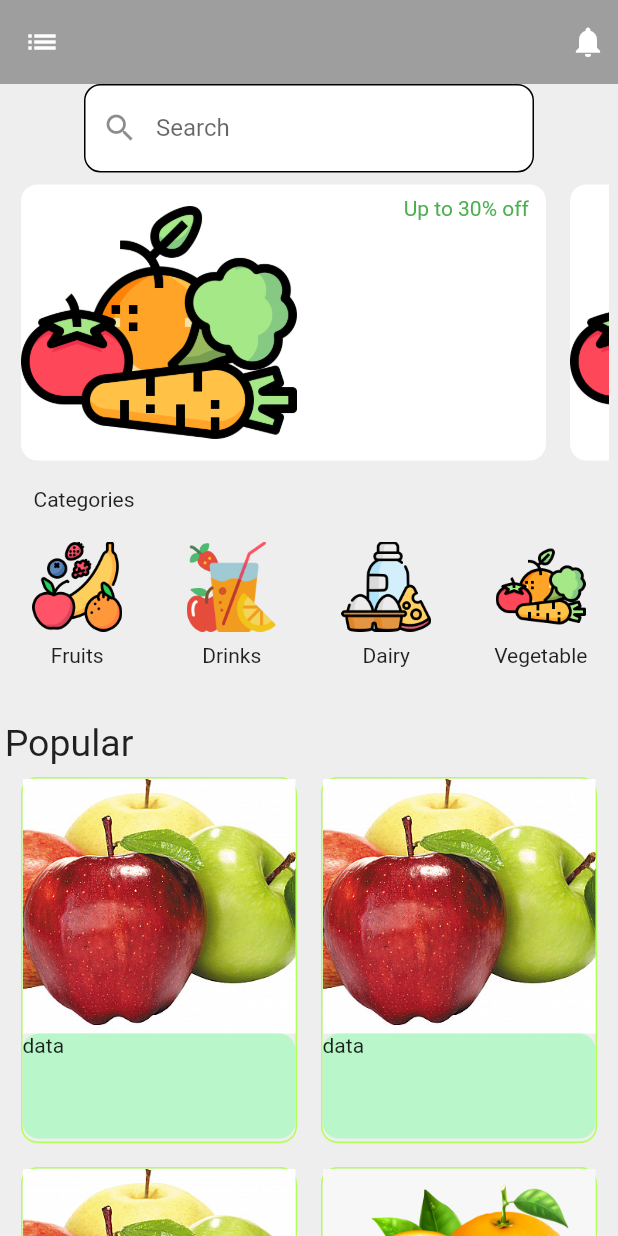
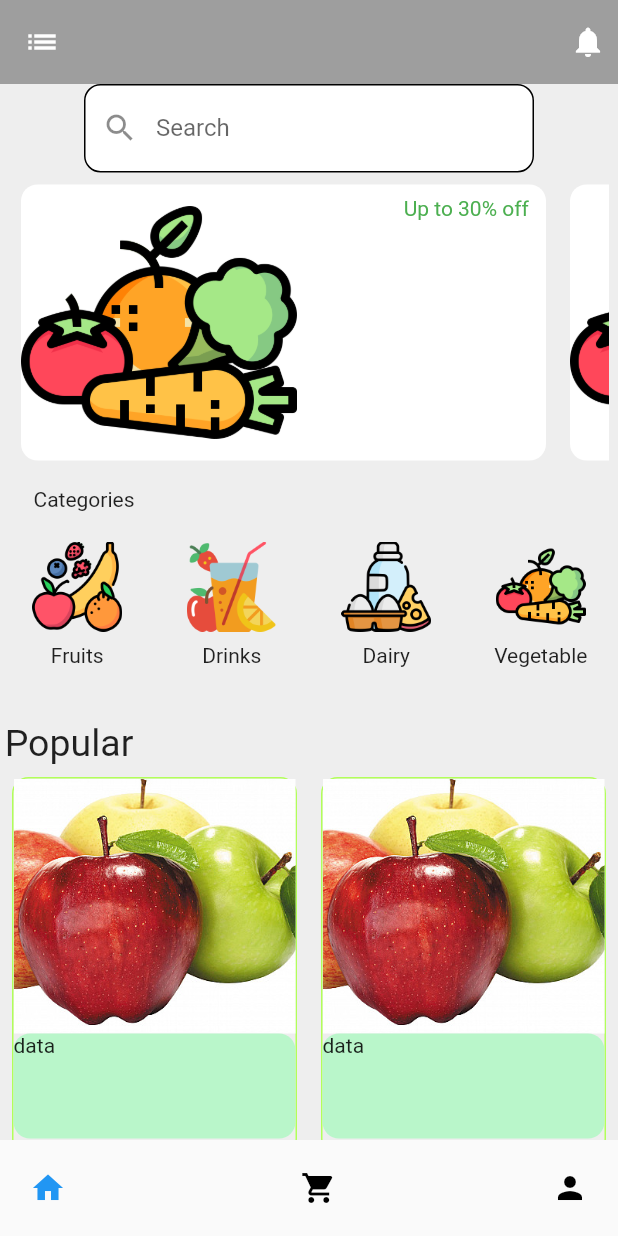
Before and after one commit to saliq-2/ecommerce_ui, a Flutter app: the screen it shows after launch, on a phone screen of 412 x 824 dp. Run offline on Flutter 3.47's test engine with Material 2 defaults, Android fonts, the phone set to English and light mode, and no system bars; drawn by our look-alikes of google_nav_bar.

Commit message:
major commits

```diff
--- a/lib/main.dart
+++ b/lib/main.dart
@@ -1,4 +1,5 @@
 import 'package:ecommerce_ui/pages/homepage.dart';
+import 'package:ecommerce_ui/pages/selector_page.dart';
 import 'package:ecommerce_ui/product_lists/dairy_list.dart';
 import 'package:flutter/material.dart';
 import 'package:provider/provider.dart';
@@ -20,7 +21,7 @@ class MyApp extends StatelessWidget
     ],
 
 
-        child: MaterialApp(home: homepage(),)
+        child: MaterialApp(home: selector_page(),)
     );
   }
 }
--- a/lib/pages/cart.dart
+++ b/lib/pages/cart.dart
@@ -10,6 +10,9 @@ class cart extends StatelessWidget
     return Consumer<dairy_list>(
       builder: (context,model_obj,child)=>
        Scaffold(
+         appBar: AppBar(
+
+         ),
          body: Container(
            //height: 600,
            //color: Colors.black,
--- a/lib/pages/homepage.dart
+++ b/lib/pages/homepage.dart
@@ -1,13 +1,15 @@
 import 'package:ecommerce_ui/models/banner_list.dart';
 import 'package:ecommerce_ui/models/grid_view_list.dart';
+import 'package:ecommerce_ui/pages/cart.dart';
 import 'package:ecommerce_ui/pages/dairy.dart';
 import 'package:ecommerce_ui/pages/fruits.dart';
+import 'package:ecommerce_ui/pages/juice.dart';
 import 'package:flutter/material.dart';
 import 'package:google_nav_bar/google_nav_bar.dart';
 
 class homepage extends StatelessWidget
 {
-  int selected_index=0;
+
   @override
   Widget build(BuildContext context) {
     return Scaffold(
@@ -117,7 +119,12 @@ class homepage extends StatelessWidget
                   width: 100,
                   child: Column(
                     children: [
-                      Image.asset("assets/images/drink.png",width:60 ,height: 60,),
+                      InkWell(
+                            onTap: (){
+                              Navigator.push(context, MaterialPageRoute(builder: (context)=>juice()));
+                            },
+                          child: Image.asset("assets/images/drink.png",width:60 ,height: 60,)
+                      ),
 
                       Padding(
                         padding: const EdgeInsets.all(8.0),
@@ -173,8 +180,8 @@ class homepage extends StatelessWidget
               child: Text("Popular",style: TextStyle(fontSize: 25),),
             ),
             Container(
-              width: 400,
-              height: 350,
+
+              child: Expanded(
                 child: GridView.builder(
 
                   scrollDirection: Axis.vertical,
@@ -228,6 +235,7 @@ class homepage extends StatelessWidget
                       ),
                     )
                 ),
+              ),
             )
 
           ],
--- /dev/null
+++ b/lib/pages/selector_page.dart
@@ -0,0 +1,54 @@
+import 'package:flutter/material.dart';
+import 'package:google_nav_bar/google_nav_bar.dart';
+
+import 'cart.dart';
+import 'homepage.dart';
+
+class selector_page extends StatefulWidget
+{
+  @override
+  State<selector_page> createState() => _selector_pageState();
+}
+
+class _selector_pageState extends State<selector_page> {
+  @override
+  Widget build(BuildContext context) {
+    int selected_index=0;
+    List pages=[homepage(),cart()];
+
+    return Scaffold(
+      bottomNavigationBar:
+      GNav(
+        selectedIndex: 0,
+        activeColor: Colors.blue,
+        padding: EdgeInsets.all(20),
+        gap: 13,
+        onTabChange: (index){
+          setState((){
+            selected_index=index;
+          });
+        },
+        tabs: [
+          GButton(
+            icon: Icons.home,
+            // onPressed: (index)
+            // {
+            //   setState((){
+            //    selected_index= index;
+            //   });
+            // },
+
+          ),
+
+          GButton(
+            icon: Icons.shopping_cart,onPressed: (){
+            Navigator.push(context, MaterialPageRoute(builder: (context)=>cart()));
+          },),
+          GButton(icon: Icons.person),
+
+        ],
+      ),
+      body:pages[selected_index] ,
+    );
+  }
+}
--- a/lib/product_lists/dairy_list.dart
+++ b/lib/product_lists/dairy_list.dart
@@ -22,8 +22,13 @@ class dairy_list extends ChangeNotifier
     dairy_model(name: "Cheese", price: "\$1.20", ImagePath: "assets/dairy/cheese.jpg"),
     dairy_model(name: "Cheese", price: "\$1.20", ImagePath: "assets/dairy/cheese.jpg"),
   ];
-  List<dairy_model> user_cart=[];
-  List<dairy_model> get _user_cart=>user_cart;
+  List<dairy_model> juices=[
+    dairy_model(name: "Orange Juice", price: "\$2.30", ImagePath: "assets/juices/orangejuice.png"),
+    dairy_model(name: "Orange Juice", price: "\$2.30", ImagePath: "assets/juices/orangejuice.png"),
+    dairy_model(name: "Orange Juice", price: "\$2.30", ImagePath: "assets/juices/orangejuice.png"),
+  ];
+  List user_cart=[];
+  List get _user_cart=>user_cart;
   void addToCart(dairy_model dairy_obj)
   {
     _user_cart.add(dairy_obj);
--- a/pubspec.yaml
+++ b/pubspec.yaml
@@ -65,6 +65,7 @@ flutter:
     - assets/banner/images/
     - assets/gridviewimg/images/
     - assets/dairy/
+    - assets/juices/
 
   # To add assets to your application, add an assets section, like this:
   # assets:
```
Also changed, not shown: lib/pages/dairy.dart (+0 -15 lines), lib/pages/juice.dart (added, +89 -0 lines), assets/juices/grape-juice.png (added), assets/juices/orangejuice.png (added). Lines whose indentation alone changed are shown as unchanged.
